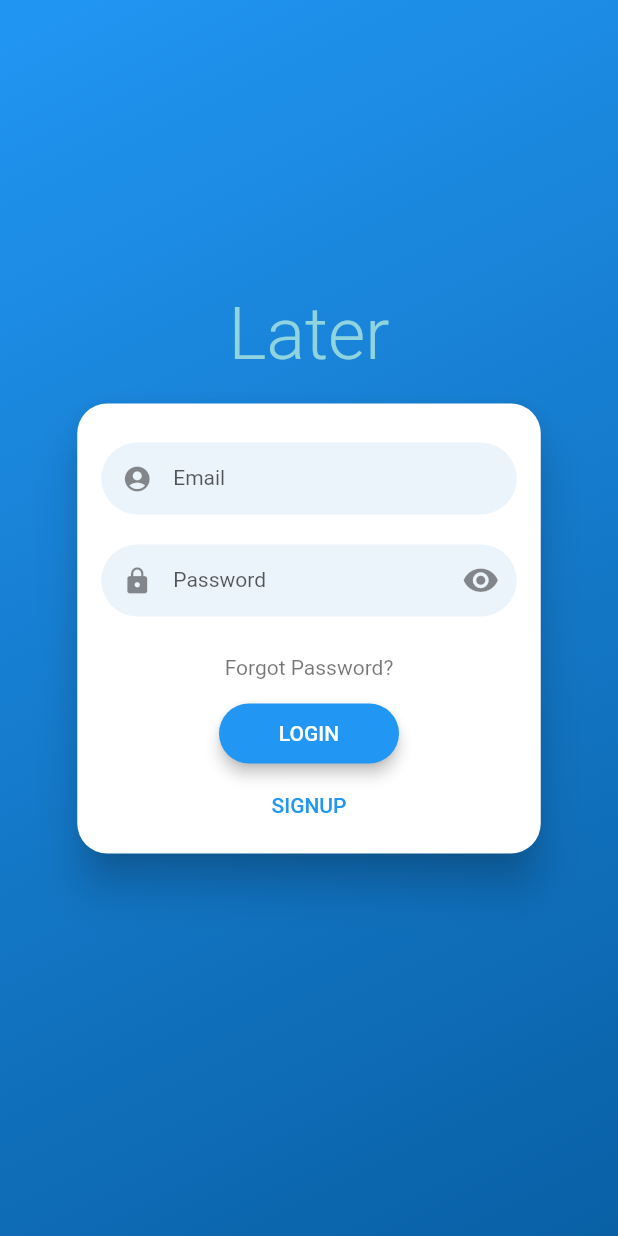
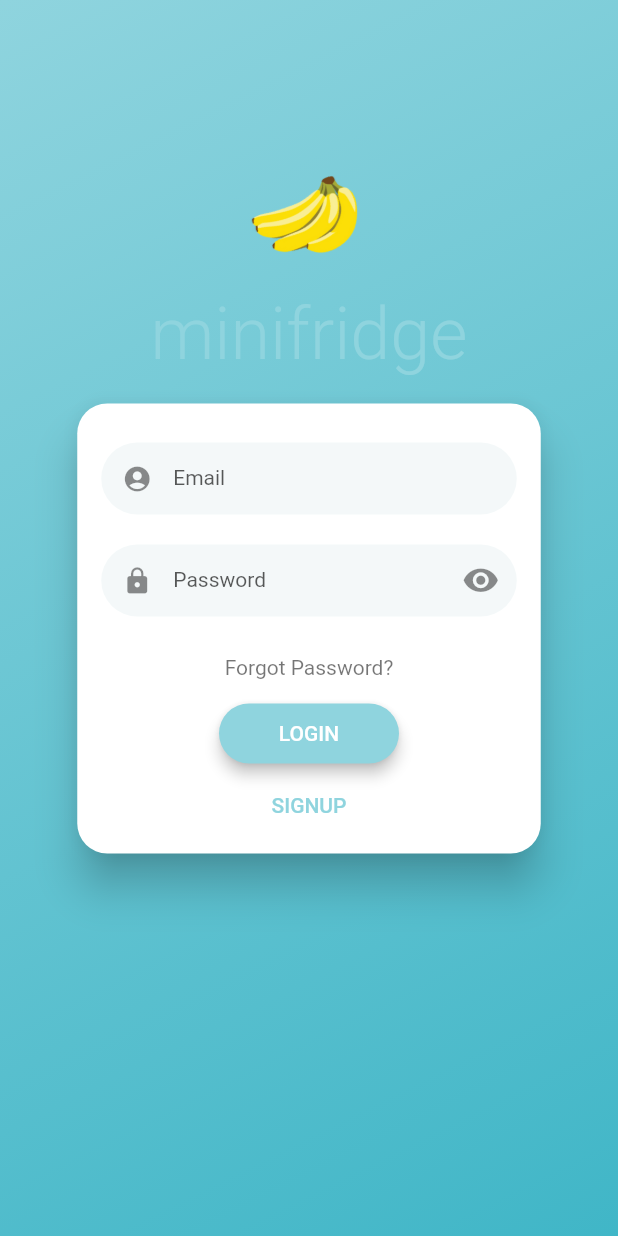
Before and after one commit to ericadu/minifridge, a Flutter app: the screen it shows after launch, on a phone screen of 412 x 824 dp. Run offline on Flutter 3.47's test engine with Material 2 defaults, Android fonts, the phone set to English and light mode, and no system bars; drawn by our look-alikes of flutter_login; our stand-ins replace cloud_firestore, firebase_analytics, firebase_auth, firebase_storage, image_picker, yaml; accounts and stored records are empty.

Commit message:
New icon and colors.

```diff
--- a/minifridge_app/lib/screens/register.dart
+++ b/minifridge_app/lib/screens/register.dart
@@ -30,8 +30,8 @@ class RegisterPage extends StatelessWidget {
 
 
     return FlutterLogin(
-      title: 'Later',
-      // logo: 'images/minifridge_home_hero.png',
+      title: 'minifridge',
+      logo: "images/logo_large.png",
       onLogin: _authUser,
       onSignup: _newUser,
       onSubmitAnimationCompleted: (_) => {},
--- a/minifridge_app/lib/theme.dart
+++ b/minifridge_app/lib/theme.dart
@@ -1,3 +1,4 @@
+import 'dart:math';
 import 'package:flutter/material.dart';
 
 class AppTheme {
@@ -8,6 +9,7 @@ class AppTheme {
 
   static final ThemeData lightTheme = ThemeData(
     // primarySwatch: Colors.green,
+    primarySwatch: generateMaterialColor(themeColor),
     appBarTheme: AppBarTheme(
       color: themeColor
     ),
@@ -17,4 +19,38 @@ class AppTheme {
     ),
     visualDensity: VisualDensity.adaptivePlatformDensity,
   );
+
+
+static MaterialColor generateMaterialColor(Color color) {
+  return MaterialColor(color.value, {
+    50: tintColor(color, 0.9),
+    100: tintColor(color, 0.8),
+    200: tintColor(color, 0.6),
+    300: tintColor(color, 0.4),
+    400: tintColor(color, 0.2),
+    500: color,
+    600: shadeColor(color, 0.1),
+    700: shadeColor(color, 0.2),
+    800: shadeColor(color, 0.3),
+    900: shadeColor(color, 0.4),
+  });
 }
+
+static int tintValue(int value, double factor) =>
+    max(0, min((value + ((255 - value) * factor)).round(), 255));
+
+static Color tintColor(Color color, double factor) => Color.fromRGBO(
+    tintValue(color.red, factor),
+    tintValue(color.green, factor),
+    tintValue(color.blue, factor),
+    1);
+
+static int shadeValue(int value, double factor) =>
+    max(0, min(value - (value * factor).round(), 255));
+
+static Color shadeColor(Color color, double factor) => Color.fromRGBO(
+    shadeValue(color.red, factor),
+    shadeValue(color.green, factor),
+    shadeValue(color.blue, factor),
+    1);
+}
--- a/minifridge_app/pubspec.yaml
+++ b/minifridge_app/pubspec.yaml
@@ -57,6 +57,7 @@ flutter:
   # To add assets to your application, add an assets section, like this:
   assets:
     - images/minifridge_home_hero.png
+    - images/logo_large.png
   #   - images/a_dot_ham.jpeg
 
   # An image asset can refer to one or more resolution-specific "variants", see
```
Also changed, not shown: minifridge_app/lib/screens/landing.dart (+0 -21 lines), minifridge_app/images/logo_large.png (added), minifridge_app/images/minifridge_home_hero.png, 1 other file.
